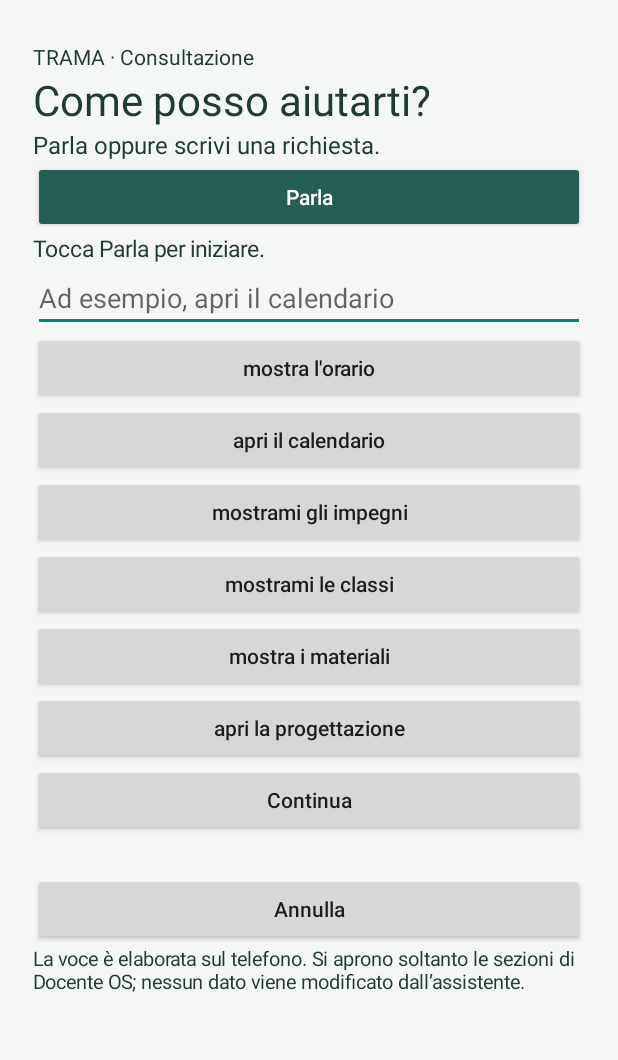
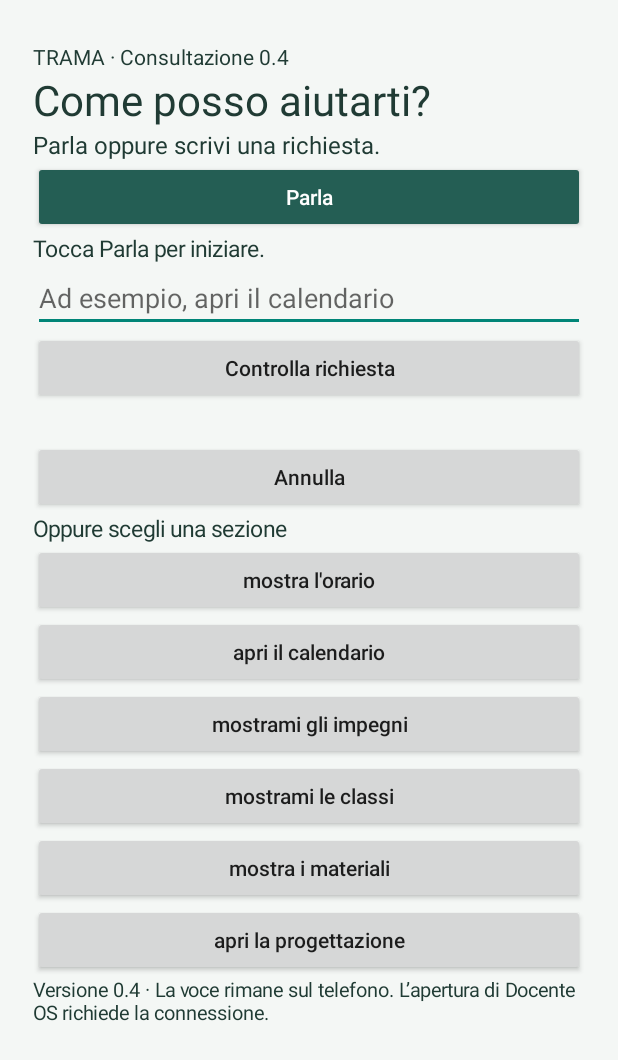
Before and after one commit to antoniocorsano-boop/trama-ecosistema, an Android app: the screen it shows after launch (MainActivity), on a phone screen of 412 x 824 dp. Shown: the top 1060 px of the screen. Run offline under Robolectric (Android 15) with nearby library versions, the phone set to English and light mode, and no system bars; libraries missing offline, so code that uses them is left out: org.vosk; 4 statements that could not run were skipped.

Commit message:
fix(tv-01d): surface confirmation immediately and allow manual section choice

```diff
--- a/experiments/tv-01c/android-probe/app/src/main/java/it/trama/voiceprobe/MainActivity.java
+++ b/experiments/tv-01c/android-probe/app/src/main/java/it/trama/voiceprobe/MainActivity.java
@@ -57,17 +57,20 @@ public class MainActivity extends Activity {
    if(controller!=null)controller.setSystemBarsAppearance(android.view.WindowInsetsController.APPEARANCE_LIGHT_STATUS_BARS|android.view.WindowInsetsController.APPEARANCE_LIGHT_NAVIGATION_BARS,android.view.WindowInsetsController.APPEARANCE_LIGHT_STATUS_BARS|android.view.WindowInsetsController.APPEARANCE_LIGHT_NAVIGATION_BARS);
    sc.requestApplyInsets();
   }
-  l.addView(text("TRAMA · Consultazione",14));l.addView(text("Come posso aiutarti?",28));
+  l.addView(text("TRAMA · Consultazione 0.4",14));l.addView(text("Come posso aiutarti?",28));
   l.addView(text("Parla oppure scrivi una richiesta.",16));
   mic=button("Parla");mic.setTextColor(Color.WHITE);mic.setBackgroundTintList(android.content.res.ColorStateList.valueOf(0xff245e54));l.addView(mic);
   status=text("Preparazione della voce italiana…",15);l.addView(status);
   request=new EditText(this);request.setHint("Ad esempio, apri il calendario");request.setInputType(android.text.InputType.TYPE_CLASS_TEXT|android.text.InputType.TYPE_TEXT_FLAG_MULTI_LINE);request.setSaveEnabled(false);request.setFreezesText(false);request.setFilters(new android.text.InputFilter[]{new android.text.InputFilter.LengthFilter(180)});l.addView(request);
+  next=button("Controlla richiesta");l.addView(next);
+  proposal=text("",18);l.addView(proposal);
+  confirm=button("Apri in Docente OS");confirm.setTextColor(Color.WHITE);confirm.setBackgroundTintList(android.content.res.ColorStateList.valueOf(0xff245e54));l.addView(confirm);confirm.setVisibility(View.GONE);
+  Button cancel=button("Annulla");l.addView(cancel);
+  l.addView(text("Oppure scegli una sezione",15));
   for(String example:new String[]{"mostra l'orario","apri il calendario","mostrami gli impegni","mostrami le classi","mostra i materiali","apri la progettazione"}){
-   Button b=button(example);l.addView(b);b.setOnClickListener(v->{if(!active){request.setText(example);request.setSelection(request.length());}});
+   Button b=button(example);l.addView(b);b.setOnClickListener(v->{if(!active){request.setText(example);request.setSelection(request.length());reviewRequest();sc.smoothScrollTo(0,0);}});
   }
-  next=button("Continua");l.addView(next);
-  proposal=text("",18);l.addView(proposal);confirm=button("Apri in Docente OS");l.addView(confirm);confirm.setVisibility(View.GONE);
-  Button cancel=button("Annulla");l.addView(cancel);l.addView(text("La voce è elaborata sul telefono. Si aprono soltanto le sezioni di Docente OS; nessun dato viene modificato dall’assistente.",13));
+  l.addView(text("Versione 0.4 · La voce rimane sul telefono. L’apertura di Docente OS richiede la connessione.",13));
   request.addTextChangedListener(new TextWatcher(){public void beforeTextChanged(CharSequence s,int start,int count,int after){} public void onTextChanged(CharSequence s,int start,int before,int count){invalidateReview();} public void afterTextChanged(Editable e){}});
   mic.setOnClickListener(v->{if(active){recording=false;mic.setEnabled(false);status.setText("Sto elaborando…");}else if(checkSelfPermission(Manifest.permission.RECORD_AUDIO)!=PackageManager.PERMISSION_GRANTED){requestPermissions(new String[]{Manifest.permission.RECORD_AUDIO},1);}else startVoice();});
   next.setOnClickListener(v->{if(active)return;reviewRequest();});
@@ -123,8 +126,9 @@ public class MainActivity extends Activity {
  private static void append(StringBuilder b,String json)throws Exception{String s=new JSONObject(json).optString("text","").trim();if(!s.isEmpty()){if(b.length()>0)b.append(' ');b.append(s);}}
  private void reviewRequest(){
   reviewed=Consultation.normalize(request.getText().toString());target=Consultation.resolve(reviewed);
-  proposal.setText(target==null?"Non ho individuato una sezione. Prova con uno degli esempi.":"Vuoi aprire "+target.label+" in Docente OS?");
+  proposal.setText(target==null?"Non ho individuato una sezione. Scegli un esempio qui sotto.":"Vuoi aprire "+target.label+" in Docente OS?");
   confirm.setVisibility(target==null?View.GONE:View.VISIBLE);
+  if(target!=null)confirm.post(()->confirm.requestRectangleOnScreen(new android.graphics.Rect(0,0,confirm.getWidth(),confirm.getHeight()),true));
  }
  private void invalidateReview(){target=null;reviewed=null;proposal.setText("");confirm.setVisibility(View.GONE);}
  private void cancelVoice(){revision++;cancelled=true;recording=false;invalidateReview();}
```
